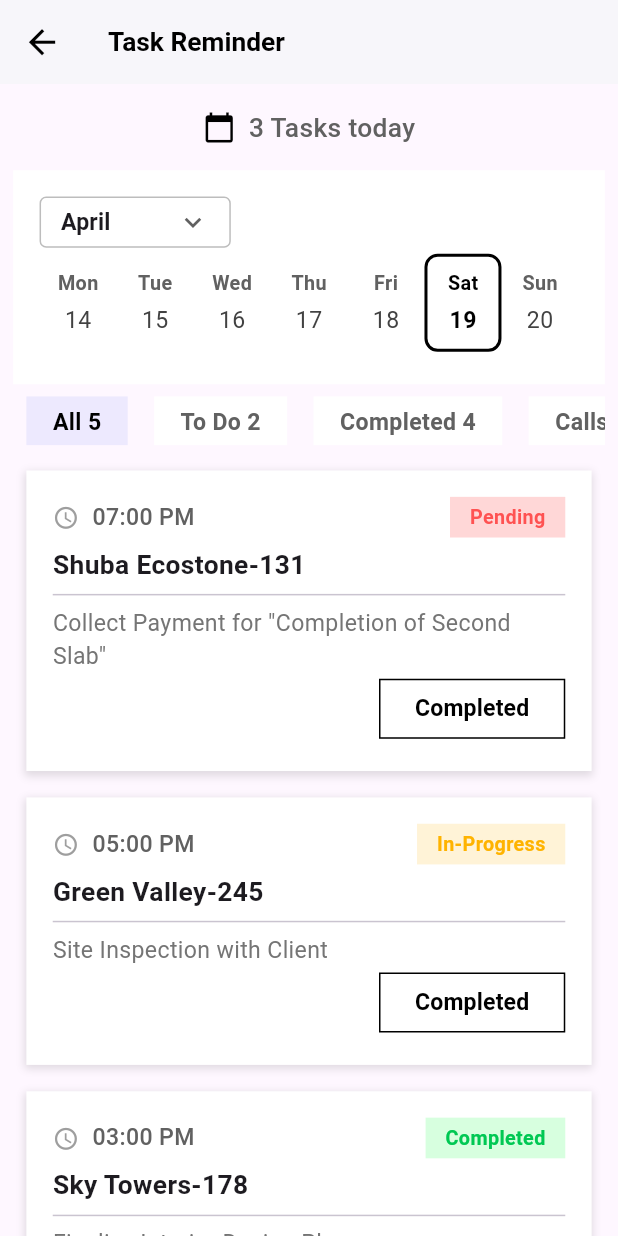
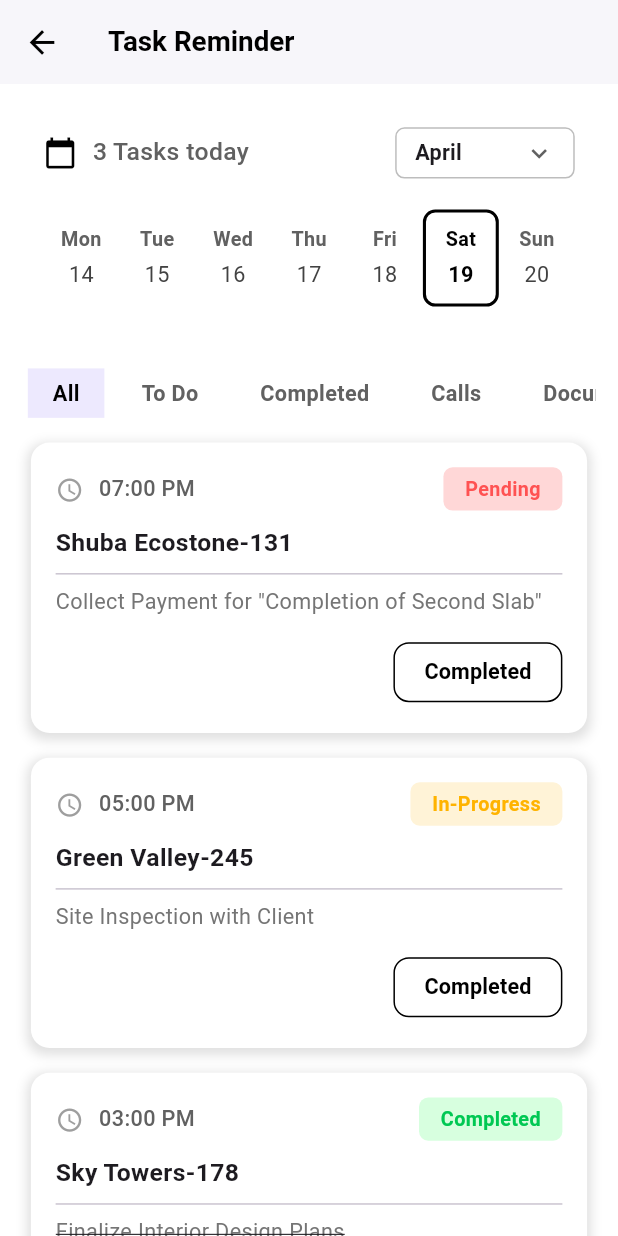
Before and after one commit to HiBorn4/crmapp, a Flutter app: the TaskReminderScreen screen opened directly, on a phone screen of 412 x 824 dp. Run offline on Flutter 3.47's test engine with Material 3 defaults, Android fonts, the phone set to English and light mode, and no system bars; our stand-ins replace cloud_firestore, file_picker, firebase_auth, firebase_core, flutter_svg, get and 5 more; missing offline and left inert: flutter_direct_caller_plugin; accounts and stored records are empty.

```diff
--- a/lib/controllers/task_reminder_controller.dart
+++ b/lib/controllers/task_reminder_controller.dart
@@ -15,7 +15,7 @@ class TaskReminderController extends GetxController {
     'July', 'August', 'September', 'October', 'November', 'December',
   ];
 
-  final List<String> filters = ['All 5', 'To Do 2', 'Completed 4', 'Calls 1'];
+  final List<String> filters = ['All', 'To Do', 'Completed', 'Calls', 'Documents'];
 
   final List<Task> tasks = [
     Task(
--- a/lib/screens/home_screen.dart
+++ b/lib/screens/home_screen.dart
@@ -2,6 +2,7 @@
 
 import 'package:crmapp/screens/overview_screen.dart';
 import 'package:crmapp/screens/profile_screen.dart';
+import 'package:crmapp/screens/task_reminder_screen.dart';
 import 'package:crmapp/screens/unit_detail_screen.dart';
 import 'package:crmapp/screens/search_screen.dart';
 import 'package:crmapp/widgets/footer.dart';
@@ -40,7 +41,8 @@ class _HomeScreenState extends State<HomeScreen> {
       HomeContent(userUid: widget.userUid),
       SearchScreen(),
       OverviewScreen(),
-      ProfileScreen(uid: widget.userUid),
+      TaskReminderScreen(),
+
     ];
   }
 
@@ -89,12 +91,12 @@ class _HomeScreenState extends State<HomeScreen> {
           ),
           BottomNavigationBarItem(
             icon: Image.asset(
-              'assets/icons/profile.png',
+              'assets/icons/tasks.png',
               width: 24,
               height: 24,
               color: _selectedIndex == 3 ? Colors.black : Colors.grey,
             ),
-            label: "Profile",
+            label: "Tasks",
           ),
         ],
       ),
@@ -120,25 +122,31 @@ class _HomeContentState extends State<HomeContent> {
 
     return Scaffold(
       appBar: AppBar(
-        leading: Row(
-          children: [
-            SizedBox(width: screenWidth * 0.03),
-            GestureDetector(
+  // Ensure the leading area has enough space for the image + padding
+  leadingWidth: screenWidth * 0.15,
+
+  // Profile image as circular and tappable
+  leading: GestureDetector(
     onTap: () {
       Get.to(() => ProfileScreen(uid: widget.userUid));
     },
+    child: Padding(
+      padding: EdgeInsets.only(left: screenWidth * 0.03),
       child: ClipOval(
+        child: SizedBox(
+          width: screenWidth * 0.1,
+          height: screenWidth * 0.1,
           child: Image.asset(
             'assets/home_profile.png',
-      width: screenWidth * 0.11,
-      height: screenWidth * 0.11,
             fit: BoxFit.cover,
+            errorBuilder: (context, error, stackTrace) => const Icon(Icons.person),
           ),
         ),
-)
+      ),
+    ),
+  ),
 
-          ],
-        ),
+  // Title with greeting and name
   title: Column(
     crossAxisAlignment: CrossAxisAlignment.start,
     children: [
@@ -157,11 +165,13 @@ class _HomeContentState extends State<HomeContent> {
       ),
     ],
   ),
+
+  // Custom bottom line
   bottom: PreferredSize(
-          preferredSize: Size.fromHeight(3), // Adjust height as needed
+    preferredSize: const Size.fromHeight(3),
     child: CustomPaint(
       painter: TaperedLinePainter(),
-            child: SizedBox(width: double.infinity),
+      child: const SizedBox(width: double.infinity),
     ),
   ),
 ),
--- a/lib/screens/task_reminder_screen.dart
+++ b/lib/screens/task_reminder_screen.dart
@@ -1,26 +1,26 @@
 import 'package:flutter/material.dart';
 import 'package:get/get.dart';
 import '../controllers/task_reminder_controller.dart';
-import '../utils/responsive.dart';
 
 class TaskReminderScreen extends StatelessWidget {
   final TaskReminderController _controller = Get.put(TaskReminderController());
 
   @override
   Widget build(BuildContext context) {
+    final screenWidth = MediaQuery.of(context).size.width;
+    final screenHeight = MediaQuery.of(context).size.height;
+
     return Scaffold(
-    appBar: _buildAppBar(context),
+      backgroundColor: Colors.white,
+      appBar: _buildAppBar(context, screenWidth, screenHeight),
       body: SingleChildScrollView(
         child: Padding(
-        padding: EdgeInsets.symmetric(
-          horizontal: Responsive.getWidth(8, context),
-        ),
+          padding: EdgeInsets.symmetric(horizontal: screenWidth * 0.03),
           child: Column(
             children: [
-            _buildTaskCount(context),
-            _buildCalendarSection(context),
-            _buildCategoryFilters(context),
-            _buildTaskList(context),
+              _buildCalendarSection(context, screenWidth, screenHeight),
+              _buildCategoryFilters(context, screenWidth, screenHeight),
+              _buildTaskList(context, screenWidth, screenHeight),
             ],
           ),
         ),
@@ -28,20 +28,20 @@ Widget build(BuildContext context) {
     );
   }
 
+  AppBar _buildAppBar(BuildContext context, double screenWidth, double screenHeight) {
+    return AppBar(
 
-  AppBar _buildAppBar(BuildContext context) {
-    return AppBar(
       leading: IconButton(
         icon: Icon(Icons.arrow_back, color: Colors.black),
         onPressed: () => Get.back(),
-        iconSize: Responsive.getWidth(24, context),
+        iconSize: screenWidth * 0.06,
       ),
       title: Text(
         'Task Reminder',
         style: TextStyle(
           color: Colors.black,
           fontWeight: FontWeight.bold,
-          fontSize: Responsive.getFontSizeContext(16, context),
+          fontSize: screenWidth * 0.045,
         ),
       ),
       backgroundColor: Colors.white,
@@ -49,60 +49,57 @@ Widget build(BuildContext context) {
     );
   }
 
-  Widget _buildTaskCount(BuildContext context) {
+  Widget _buildCalendarSection(BuildContext context, double screenWidth, double screenHeight) {
     return Container(
-      padding: EdgeInsets.symmetric(vertical: Responsive.getHeight(16, context)),
-      child: Row(
-        mainAxisAlignment: MainAxisAlignment.center,
+      margin: EdgeInsets.symmetric(vertical: screenHeight * 0.015),
+      padding: EdgeInsets.all(screenWidth * 0.04),
+      decoration: BoxDecoration(
+        color: Colors.white,
+        borderRadius: BorderRadius.circular(screenWidth * 0.03),
+      ),
+      child: Column(
+        crossAxisAlignment: CrossAxisAlignment.start,
+        children: [
+          Row(
+            mainAxisAlignment: MainAxisAlignment.spaceBetween,
+            children: [
+              Row(
                 children: [
                   Icon(
                     Icons.calendar_today,
                     color: Colors.black,
-            size: Responsive.getWidth(20, context),
+                    size: screenWidth * 0.055,
                   ),
-          SizedBox(width: Responsive.getWidth(8, context)),
+                  SizedBox(width: screenWidth * 0.025),
                   Text(
                     '3 Tasks today',
                     style: TextStyle(
-              fontSize: Responsive.getFontSizeContext(16, context),
+                      fontSize: screenWidth * 0.04,
                       fontWeight: FontWeight.w500,
                       color: Colors.grey[700],
                     ),
                   ),
                 ],
               ),
-    );
-  }
-
-  Widget _buildCalendarSection(BuildContext context) {
-    return Container(
-      margin: EdgeInsets.symmetric(
+              _buildMonthYearDropdown(context, screenWidth, screenHeight),
+            ],
           ),
-      padding: EdgeInsets.all(Responsive.getWidth(16, context)),
-      decoration: BoxDecoration(
-        color: Colors.white,
-        borderRadius: BorderRadius.zero,
-
-      ),
-      child: Column(
-        crossAxisAlignment: CrossAxisAlignment.start,
-        children: [
-          _buildMonthYearDropdown(context),
-          _buildWeekRow(context),
+          SizedBox(height: screenHeight * 0.02),
+          _buildWeekRow(context, screenWidth, screenHeight),
         ],
       ),
     );
   }
 
-  Widget _buildMonthYearDropdown(BuildContext context) {
+  Widget _buildMonthYearDropdown(BuildContext context, double screenWidth, double screenHeight) {
     return Container(
       padding: EdgeInsets.symmetric(
-      horizontal: Responsive.getWidth(12, context),
-      vertical: Responsive.getHeight(4, context),
+        horizontal: screenWidth * 0.03,
+        vertical: screenHeight * 0.005,
       ),
       decoration: BoxDecoration(
-      border: Border.all(color: Colors.grey.shade400), // Light grey border
-      borderRadius: BorderRadius.circular(Responsive.getWidth(4, context)),
+        border: Border.all(color: Colors.grey.shade400),
+        borderRadius: BorderRadius.circular(screenWidth * 0.015),
       ),
       child: DropdownButton<String>(
         value: _controller.selectedMonth.value,
@@ -113,26 +110,20 @@ Widget build(BuildContext context) {
               month,
               style: TextStyle(
                 fontWeight: FontWeight.bold,
-              fontSize: Responsive.getFontSizeContext(14, context),
+                fontSize: screenWidth * 0.035,
               ),
             ),
           );
         }).toList(),
-      onChanged: (value) {
-        if (value != null) {
-          _controller.selectedMonth.value = value;
-        }
-      },
+        onChanged: (value) => _controller.selectedMonth.value = value!,
         isDense: true,
-      isExpanded: false,
-      underline: SizedBox(), // Removes default underline
-      icon: Icon(Icons.keyboard_arrow_down, size: Responsive.getWidth(20, context)),
+        underline: SizedBox(),
+        icon: Icon(Icons.keyboard_arrow_down, size: screenWidth * 0.05),
       ),
     );
   }
 
-
-  Widget _buildWeekRow(BuildContext context) {
+  Widget _buildWeekRow(BuildContext context, double screenWidth, double screenHeight) {
     return Obx(() {
       final selectedDateTime = DateTime(
         _controller.selectedYear.value,
@@ -145,29 +136,25 @@ Widget build(BuildContext context) {
       return Row(
         children: List.generate(7, (index) {
           final day = startOfWeek.add(Duration(days: index));
-        final isSelected = day.day == _controller.selectedDate.value &&
-            day.month == selectedDateTime.month &&
-            day.year == selectedDateTime.year;
+          final isSelected = day.day == _controller.selectedDate.value;
 
           return Expanded(
             child: GestureDetector(
-            onTap: () => _controller.updateSelectedDate(
-              day.day,
-              day.month,
-              day.year,
-            ),
+              onTap: () => _controller.updateSelectedDate(day.day, day.month, day.year),
               child: Container(
-              margin: EdgeInsets.symmetric(vertical: Responsive.getHeight(4, context)),
+                margin: EdgeInsets.symmetric(vertical: screenHeight * 0.005),
                 padding: EdgeInsets.symmetric(
-                vertical: Responsive.getHeight(8, context),
-                horizontal: Responsive.getWidth(4, context),
+                  vertical: screenHeight * 0.01,
+                  horizontal: screenWidth * 0.01,
                 ),
                 decoration: BoxDecoration(
-                color: isSelected ? Colors.white : Colors.transparent,
                   border: isSelected
-                    ? Border.all(color: Colors.black, width: 2)
-                    : Border.all(color: Colors.transparent),
-                borderRadius: BorderRadius.circular(Responsive.getWidth(8, context)),
+                      ? Border.all(
+                          color: Colors.black,
+                          width: screenWidth * 0.005,
+                        )
+                      : null,
+                  borderRadius: BorderRadius.circular(screenWidth * 0.02),
                 ),
                 child: Column(
                   children: [
@@ -175,17 +162,17 @@ Widget build(BuildContext context) {
                       _getWeekdayName(day.weekday),
                       style: TextStyle(
                         fontWeight: FontWeight.bold,
-                      fontSize: Responsive.getFontSizeContext(12, context),
+                        fontSize: screenWidth * 0.032,
                         color: isSelected ? Colors.black : Colors.grey[700],
                       ),
                     ),
-                  SizedBox(height: Responsive.getHeight(4, context)),
+                    SizedBox(height: screenHeight * 0.005),
                     Text(
                       '${day.day}',
                       style: TextStyle(
                         color: isSelected ? Colors.black : Colors.grey[800],
                         fontWeight: isSelected ? FontWeight.bold : FontWeight.normal,
-                      fontSize: Responsive.getFontSizeContext(14, context),
+                        fontSize: screenWidth * 0.035,
                       ),
                     ),
                   ],
@@ -197,8 +184,6 @@ Widget build(BuildContext context) {
       );
     });
   }
-
-
 
   String _getWeekdayName(int weekday) {
     switch (weekday) {
@@ -213,67 +198,67 @@ Widget build(BuildContext context) {
     }
   }
 
-  Widget _buildCategoryFilters(BuildContext context) {
+  Widget _buildCategoryFilters(BuildContext context, double screenWidth, double screenHeight) {
     return Container(
-      height: Responsive.getHeight(48, context),
+      height: screenHeight * 0.04,
+      margin: EdgeInsets.symmetric(vertical: screenHeight * 0.01, horizontal: screenWidth*0.005),
       child: ListView.builder(
         scrollDirection: Axis.horizontal,
         itemCount: _controller.filters.length,
-        itemBuilder: (context, index) => _buildFilterButton(index, context),
+        itemBuilder: (context, index) => _buildFilterButton(index, context, screenWidth, screenHeight),
       ),
     );
   }
 
-  Widget _buildFilterButton(int index, BuildContext context) {
+  Widget _buildFilterButton(int index, BuildContext context, double screenWidth, double screenHeight) {
     final isSelected = index == _controller.selectedFilterIndex.value;
 
     return GestureDetector(
       onTap: () => _controller.changeFilter(index),
       child: Container(
-        margin: EdgeInsets.symmetric(
-          horizontal: Responsive.getWidth(8, context),
-          vertical: Responsive.getHeight(8, context),
-        ),
+        margin: EdgeInsets.symmetric(horizontal: screenWidth * 0.01),
         padding: EdgeInsets.symmetric(
-          horizontal: Responsive.getWidth(16, context),
-          vertical: Responsive.getHeight(6, context),
+          horizontal: screenWidth * 0.04,
+          vertical: screenHeight * 0.008,
         ),
         decoration: BoxDecoration(
           color: isSelected ? Color(0xFFEDE9FE) : Colors.white,
+          // borderRadius: BorderRadius.circular(screenWidth * 0.025),
         ),
         child: Text(
           _controller.filters[index],
           style: TextStyle(
             color: isSelected ? Colors.black : Colors.grey[700],
             fontWeight: FontWeight.bold,
-            fontSize: Responsive.getFontSizeContext(14, context),
+            fontSize: screenWidth * 0.035,
           ),
         ),
       ),
     );
   }
 
-  Widget _buildTaskList(BuildContext context) {
+  Widget _buildTaskList(BuildContext context, double screenWidth, double screenHeight) {
     return ListView.builder(
       shrinkWrap: true,
       physics: NeverScrollableScrollPhysics(),
       itemCount: _controller.tasks.length,
-      itemBuilder: (context, index) => _buildTaskItem(_controller.tasks[index], context),
+      itemBuilder: (context, index) => _buildTaskItem(_controller.tasks[index], context, screenWidth, screenHeight),
     );
   }
 
-  Widget _buildTaskItem(Task task, BuildContext context) {
+  Widget _buildTaskItem(Task task, BuildContext context, double screenWidth, double screenHeight) {
     return Container(
-      margin: EdgeInsets.all(Responsive.getWidth(8, context)),
-      padding: EdgeInsets.all(Responsive.getWidth(16, context)),
+      margin: EdgeInsets.all(screenWidth * 0.02),
+      padding: EdgeInsets.all(screenWidth * 0.04),
       decoration: BoxDecoration(
         color: Colors.white,
+        borderRadius: BorderRadius.circular(screenWidth * 0.03),
         boxShadow: [
           BoxShadow(
             color: Colors.black12,
-            blurRadius: 4,
-            spreadRadius: 1,
-            offset: Offset(0, 2),
+            blurRadius: screenWidth * 0.015,
+            spreadRadius: screenWidth * 0.005,
+            offset: Offset(0, screenHeight * 0.003),
           )
         ],
       ),
@@ -287,14 +272,14 @@ Widget build(BuildContext context) {
                 children: [
                   Icon(
                     Icons.access_time,
-                    size: Responsive.getWidth(16, context),
+                    size: screenWidth * 0.045,
                     color: Colors.grey,
                   ),
-                  SizedBox(width: Responsive.getWidth(8, context)),
+                  SizedBox(width: screenWidth * 0.025),
                   Text(
                     task.time,
                     style: TextStyle(
-                      fontSize: Responsive.getFontSizeContext(14, context),
+                      fontSize: screenWidth * 0.035,
                       fontWeight: FontWeight.w500,
                       color: Colors.grey[700],
                     ),
@@ -303,16 +288,17 @@ Widget build(BuildContext context) {
               ),
               Container(
                 padding: EdgeInsets.symmetric(
-                  horizontal: Responsive.getWidth(12, context),
-                  vertical: Responsive.getHeight(4, context),
+                  horizontal: screenWidth * 0.035,
+                  vertical: screenHeight * 0.006,
                 ),
                 decoration: BoxDecoration(
                   color: task.statusColor,
+                  borderRadius: BorderRadius.circular(screenWidth * 0.015),
                 ),
                 child: Text(
                   task.status,
                   style: TextStyle(
-                    fontSize: Responsive.getFontSizeContext(12, context),
+                    fontSize: screenWidth * 0.032,
                     color: _getStatusTextColor(task.status),
                     fontWeight: FontWeight.bold,
                   ),
@@ -320,33 +306,37 @@ Widget build(BuildContext context) {
               ),
             ],
           ),
-          SizedBox(height: Responsive.getHeight(5, context)),
+          SizedBox(height: screenHeight * 0.012),
           Text(
             task.project,
             style: TextStyle(
-              fontSize: Responsive.getFontSizeContext(16, context),
+              fontSize: screenWidth * 0.04,
               fontWeight: FontWeight.bold,
             ),
           ),
-          Divider(),
+          Divider(height: screenHeight * 0.02),
           Text(
             task.description,
             style: TextStyle(
-              fontSize: Responsive.getFontSizeContext(14, context),
+              fontSize: screenWidth * 0.035,
               color: Colors.grey[600],
-              decoration: task.status == 'Completed'
-                  ? TextDecoration.lineThrough
-                  : TextDecoration.none,
+              decoration: task.status == 'Completed' ? TextDecoration.lineThrough : null,
             ),
           ),
           Align(
             alignment: Alignment.centerRight,
+            child: Padding(
+              padding: EdgeInsets.only(top: screenHeight * 0.015),
               child: OutlinedButton(
                 onPressed: () => _controller.completeTask(task),
                 style: OutlinedButton.styleFrom(
                   side: BorderSide(color: Colors.black),
+                  padding: EdgeInsets.symmetric(
+                    horizontal: screenWidth * 0.05,
+                    vertical: screenHeight * 0.01,
+                  ),
                   shape: RoundedRectangleBorder(
-                  borderRadius: BorderRadius.zero,
+                    borderRadius: BorderRadius.circular(screenWidth * 0.025),
                   ),
                 ),
                 child: Text(
@@ -354,7 +344,8 @@ Widget build(BuildContext context) {
                   style: TextStyle(
                     color: Colors.black,
                     fontWeight: FontWeight.bold,
-                  fontSize: Responsive.getFontSizeContext(14, context),
+                    fontSize: screenWidth * 0.035,
+                  ),
                 ),
               ),
             ),
```
Also changed, not shown: assets/icons/tasks.png (added). Lines whose indentation alone changed are shown as unchanged.
